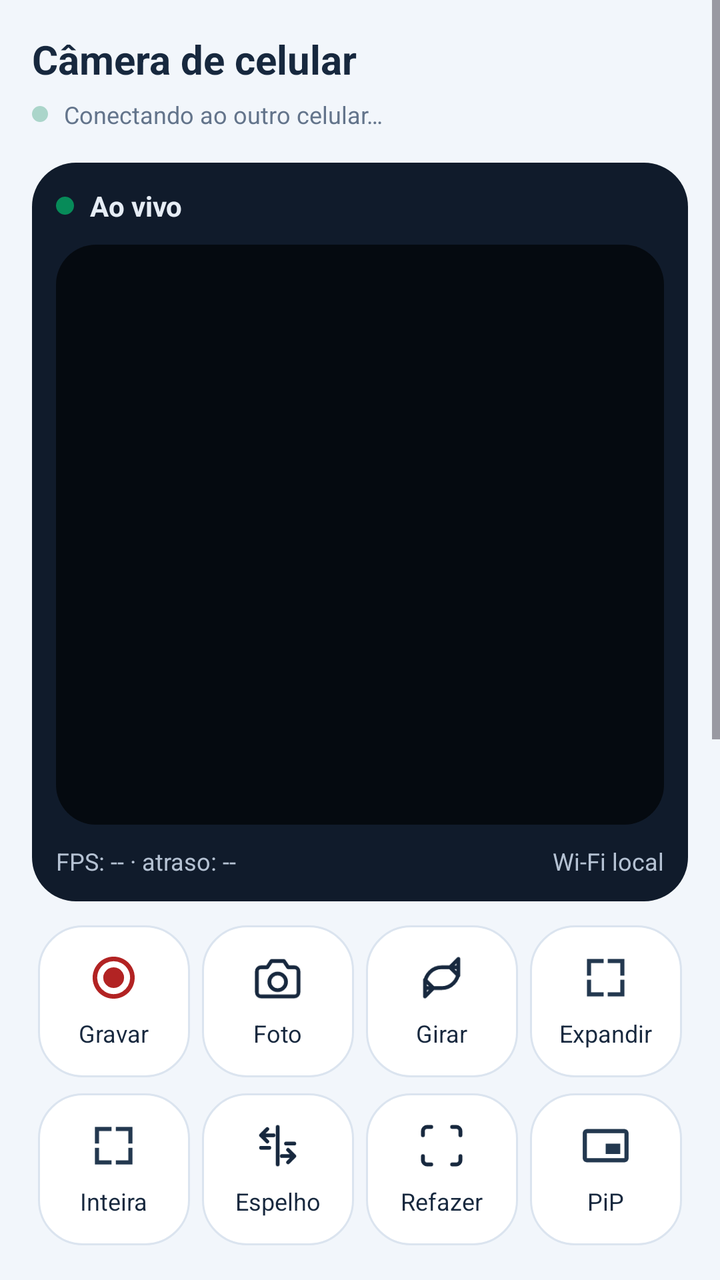
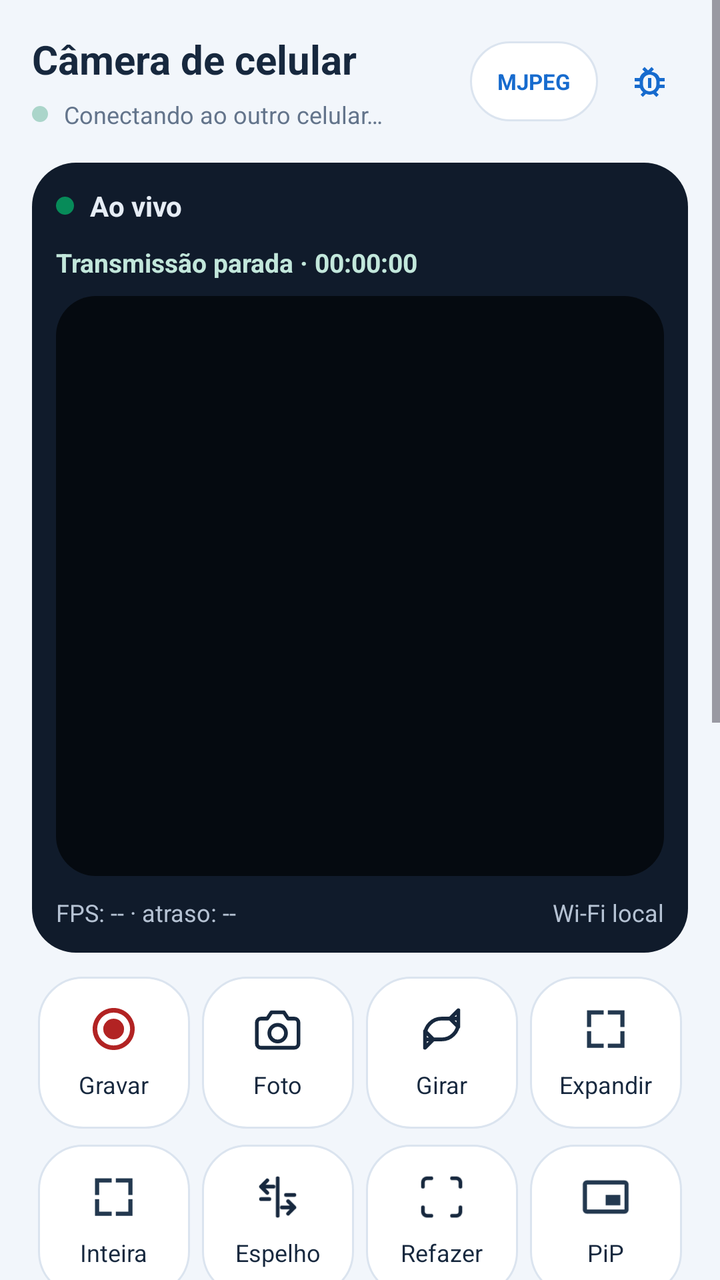

The first picture is an Android layout as it rendered before a commit; the second is the same layout after the commit. The layout source and the unified diff follow.
<!-- AndroidManifest.xml: application theme Theme.MinhaCamera -->
<!-- res/layout/activity_phone_viewer.xml -->
<?xml version="1.0" encoding="utf-8"?>
<FrameLayout xmlns:android="http://schemas.android.com/apk/res/android" android:layout_width="match_parent" android:layout_height="match_parent" android:background="@color/app_background">
<ScrollView android:id="@+id/phoneViewerScroll" android:layout_width="match_parent" android:layout_height="match_parent" android:background="@color/app_background" android:fillViewport="true">
<LinearLayout android:layout_width="match_parent" android:layout_height="wrap_content" android:orientation="vertical" android:padding="16dp">

<LinearLayout android:layout_width="match_parent" android:layout_height="wrap_content" android:gravity="center_vertical" android:orientation="horizontal">
    <LinearLayout android:layout_width="0dp" android:layout_weight="1" android:layout_height="wrap_content" android:orientation="vertical">
        <TextView android:id="@+id/viewerCameraName" android:layout_width="match_parent" android:layout_height="wrap_content" android:singleLine="true" android:ellipsize="end" android:text="@string/phone_camera" android:textColor="@color/app_text" android:textStyle="bold" android:textSize="20sp"/>
        <LinearLayout android:layout_width="match_parent" android:layout_height="wrap_content" android:layout_marginTop="6dp" android:gravity="center_vertical" android:orientation="horizontal">
            <View android:id="@+id/viewerOnlineDot" android:layout_width="8dp" android:layout_height="8dp" android:background="@drawable/bg_ui_live" android:alpha="0.3"/>
            <TextView android:id="@+id/phoneViewerStatus" android:layout_width="match_parent" android:layout_height="wrap_content" android:layout_marginStart="8dp" android:ellipsize="end" android:maxLines="2" android:text="@string/phone_connecting" android:textColor="@color/ui_muted" android:textSize="12sp"/>
        </LinearLayout>
    </LinearLayout>
    <TextView android:id="@+id/viewerBatteryPill" android:layout_width="wrap_content" android:layout_height="wrap_content" android:layout_marginStart="8dp" android:background="@drawable/bg_viewer_battery" android:paddingHorizontal="12dp" android:paddingVertical="8dp" android:textColor="@color/app_text" android:textStyle="bold" android:textSize="14sp" android:visibility="gone"/>
</LinearLayout>

<LinearLayout android:layout_width="match_parent" android:layout_height="wrap_content" android:layout_marginTop="16dp" android:orientation="vertical" android:padding="12dp" android:background="@drawable/bg_viewer_dark_card">
    <LinearLayout android:layout_width="match_parent" android:layout_height="wrap_content" android:gravity="center_vertical" android:orientation="horizontal" android:paddingBottom="10dp">
        <View android:layout_width="9dp" android:layout_height="9dp" android:background="@drawable/bg_ui_live"/>
        <TextView android:layout_width="0dp" android:layout_weight="1" android:layout_height="wrap_content" android:layout_marginStart="8dp" android:text="@string/ui_live" android:textColor="#E6EDF5" android:textSize="14sp" android:textStyle="bold"/>
        <TextView android:id="@+id/viewerTemperature" android:layout_width="wrap_content" android:layout_height="wrap_content" android:textColor="#E6EDF5" android:textSize="13sp" android:visibility="gone"/>
    </LinearLayout>
    <LinearLayout android:id="@+id/phoneViewerVideoParent" android:layout_width="match_parent" android:layout_height="wrap_content" android:orientation="vertical">
        <FrameLayout android:id="@+id/phoneViewerPreviewContainer" android:layout_width="match_parent" android:layout_height="290dp" android:background="@drawable/bg_ui_preview" android:clipToOutline="true">
            <ImageView android:id="@+id/phoneImage" android:layout_width="match_parent" android:layout_height="match_parent" android:background="#050A10" android:contentDescription="@string/phone_camera" android:scaleType="fitCenter"/>
            <TextView android:id="@+id/viewerRecordingClock" android:layout_width="wrap_content" android:layout_height="wrap_content"
                android:layout_gravity="bottom|end" android:layout_margin="10dp" android:padding="8dp"
                android:background="@drawable/bg_phone_telemetry" android:textColor="#FFFFFFFF"
                android:textStyle="bold" android:textSize="13sp" android:visibility="gone" />
            <TextView android:id="@+id/phoneViewerTelemetry" android:layout_width="wrap_content" android:layout_height="wrap_content" android:layout_gravity="top|start" android:layout_margin="10dp" android:background="@drawable/bg_phone_telemetry" android:paddingHorizontal="9dp" android:paddingVertical="6dp" android:textColor="#FFFFFF" android:textSize="12sp" android:visibility="gone"/>
        </FrameLayout>
    </LinearLayout>
    <LinearLayout android:layout_width="match_parent" android:layout_height="wrap_content" android:orientation="horizontal" android:gravity="center_vertical" android:paddingTop="10dp">
        <TextView android:id="@+id/phoneViewerPerformance" android:layout_width="0dp" android:layout_weight="1" android:layout_height="wrap_content" android:text="@string/phone_performance_waiting" android:textColor="#B5C2D3" android:textSize="12sp"/>
        <TextView android:layout_width="wrap_content" android:layout_height="wrap_content" android:text="@string/viewer_wifi_local" android:textColor="#B5C2D3" android:textSize="12sp"/>
    </LinearLayout>
</LinearLayout>

<LinearLayout android:id="@+id/phoneViewerControls" android:layout_width="match_parent" android:layout_height="wrap_content" android:layout_marginTop="12dp" android:orientation="vertical">
    <LinearLayout android:layout_width="match_parent" android:layout_height="wrap_content" android:orientation="horizontal" android:baselineAligned="false">
        <LinearLayout android:id="@+id/viewerRecordAction" android:layout_width="0dp" android:layout_weight="1" android:layout_height="76dp" android:layout_marginHorizontal="3dp" android:gravity="center" android:orientation="vertical" android:background="@drawable/bg_ui_card" android:clickable="true" android:focusable="true" android:contentDescription="Gravar">
        <ImageView android:id="@+id/viewerRecordActionIcon" android:layout_width="25dp" android:layout_height="25dp" android:src="@drawable/ic_ui_record" android:contentDescription="@null"/>
        <TextView android:id="@+id/viewerRecordActionLabel" android:layout_width="wrap_content" android:layout_height="wrap_content" android:layout_marginTop="7dp" android:text="Gravar" android:textColor="@color/app_text" android:textSize="12sp"/>
    </LinearLayout>
        <LinearLayout android:id="@+id/viewerSnapshotAction" android:layout_width="0dp" android:layout_weight="1" android:layout_height="76dp" android:layout_marginHorizontal="3dp" android:gravity="center" android:orientation="vertical" android:background="@drawable/bg_ui_card" android:clickable="true" android:focusable="true" android:contentDescription="Foto">
        <ImageView android:id="@+id/viewerSnapshotActionIcon" android:layout_width="25dp" android:layout_height="25dp" android:src="@drawable/ic_ui_camera" android:contentDescription="@null"/>
        <TextView android:id="@+id/viewerSnapshotActionLabel" android:layout_width="wrap_content" android:layout_height="wrap_content" android:layout_marginTop="7dp" android:text="Foto" android:textColor="@color/app_text" android:textSize="12sp"/>
    </LinearLayout>
        <LinearLayout android:id="@+id/viewerRotateAction" android:layout_width="0dp" android:layout_weight="1" android:layout_height="76dp" android:layout_marginHorizontal="3dp" android:gravity="center" android:orientation="vertical" android:background="@drawable/bg_ui_card" android:clickable="true" android:focusable="true" android:contentDescription="Girar">
        <ImageView android:id="@+id/viewerRotateActionIcon" android:layout_width="25dp" android:layout_height="25dp" android:src="@drawable/ic_ui_flip" android:contentDescription="@null"/>
        <TextView android:id="@+id/viewerRotateActionLabel" android:layout_width="wrap_content" android:layout_height="wrap_content" android:layout_marginTop="7dp" android:text="Girar" android:textColor="@color/app_text" android:textSize="12sp"/>
    </LinearLayout>
        <LinearLayout android:id="@+id/phoneViewerFocus" android:layout_width="0dp" android:layout_weight="1" android:layout_height="76dp" android:layout_marginHorizontal="3dp" android:gravity="center" android:orientation="vertical" android:background="@drawable/bg_ui_card" android:clickable="true" android:focusable="true" android:contentDescription="Expandir">
        <ImageView android:id="@+id/phoneViewerFocusIcon" android:layout_width="25dp" android:layout_height="25dp" android:src="@drawable/ic_ui_expand" android:contentDescription="@null"/>
        <TextView android:id="@+id/phoneViewerFocusLabel" android:layout_width="wrap_content" android:layout_height="wrap_content" android:layout_marginTop="7dp" android:text="Expandir" android:textColor="@color/app_text" android:textSize="12sp"/>
    </LinearLayout>
    </LinearLayout>
    <LinearLayout android:layout_width="match_parent" android:layout_height="wrap_content" android:layout_marginTop="8dp" android:orientation="horizontal" android:baselineAligned="false">
        <LinearLayout android:id="@+id/phoneViewerFit" android:layout_width="0dp" android:layout_weight="1" android:layout_height="76dp" android:layout_marginHorizontal="3dp" android:gravity="center" android:orientation="vertical" android:background="@drawable/bg_ui_card" android:clickable="true" android:focusable="true" android:contentDescription="Inteira">
        <ImageView android:id="@+id/phoneViewerFitIcon" android:layout_width="25dp" android:layout_height="25dp" android:src="@drawable/ic_ui_expand" android:contentDescription="@null"/>
        <TextView android:id="@+id/phoneViewerFitLabel" android:layout_width="wrap_content" android:layout_height="wrap_content" android:layout_marginTop="7dp" android:text="Inteira" android:textColor="@color/app_text" android:textSize="12sp"/>
    </LinearLayout>
        <LinearLayout android:id="@+id/phoneViewerMirror" android:layout_width="0dp" android:layout_weight="1" android:layout_height="76dp" android:layout_marginHorizontal="3dp" android:gravity="center" android:orientation="vertical" android:background="@drawable/bg_ui_card" android:clickable="true" android:focusable="true" android:contentDescription="Espelho">
        <ImageView android:id="@+id/phoneViewerMirrorIcon" android:layout_width="25dp" android:layout_height="25dp" android:src="@drawable/ic_ui_mirror" android:contentDescription="@null"/>
        <TextView android:id="@+id/phoneViewerMirrorLabel" android:layout_width="wrap_content" android:layout_height="wrap_content" android:layout_marginTop="7dp" android:text="Espelho" android:textColor="@color/app_text" android:textSize="12sp"/>
    </LinearLayout>
        <LinearLayout android:id="@+id/phoneRetry" android:layout_width="0dp" android:layout_weight="1" android:layout_height="76dp" android:layout_marginHorizontal="3dp" android:gravity="center" android:orientation="vertical" android:background="@drawable/bg_ui_card" android:clickable="true" android:focusable="true" android:contentDescription="Refazer">
        <ImageView android:id="@+id/phoneRetryIcon" android:layout_width="25dp" android:layout_height="25dp" android:src="@drawable/ic_ui_scan" android:contentDescription="@null"/>
        <TextView android:id="@+id/phoneRetryLabel" android:layout_width="wrap_content" android:layout_height="wrap_content" android:layout_marginTop="7dp" android:text="Refazer" android:textColor="@color/app_text" android:textSize="12sp"/>
    </LinearLayout>
        <LinearLayout android:id="@+id/viewerPipAction" android:layout_width="0dp" android:layout_weight="1" android:layout_height="76dp" android:layout_marginHorizontal="3dp" android:gravity="center" android:orientation="vertical" android:background="@drawable/bg_ui_card" android:clickable="true" android:focusable="true" android:contentDescription="PiP">
        <ImageView android:id="@+id/viewerPipActionIcon" android:layout_width="25dp" android:layout_height="25dp" android:src="@drawable/ic_ui_pip" android:contentDescription="@null"/>
        <TextView android:id="@+id/viewerPipActionLabel" android:layout_width="wrap_content" android:layout_height="wrap_content" android:layout_marginTop="7dp" android:text="PiP" android:textColor="@color/app_text" android:textSize="12sp"/>
    </LinearLayout>
    </LinearLayout>
</LinearLayout>
<LinearLayout android:id="@+id/viewerRemoteSection" android:layout_width="match_parent" android:layout_height="wrap_content" android:layout_marginTop="20dp" android:orientation="vertical">
    <LinearLayout android:layout_width="match_parent" android:layout_height="wrap_content" android:gravity="center_vertical" android:orientation="horizontal">
        <TextView android:layout_width="0dp" android:layout_weight="1" android:layout_height="wrap_content" android:text="@string/viewer_remote_panel" android:textColor="@color/app_text" android:textSize="19sp" android:textStyle="bold"/>
        <ImageView android:id="@+id/phoneViewerMore" android:layout_width="48dp" android:layout_height="48dp" android:padding="10dp" android:src="@drawable/ic_ui_more" android:clickable="true" android:focusable="true" android:contentDescription="@string/ui_more" android:background="?attr/selectableItemBackgroundBorderless"/>
    </LinearLayout>
    <LinearLayout android:layout_width="match_parent" android:layout_height="wrap_content" android:orientation="vertical" android:layout_marginTop="6dp" android:background="@drawable/bg_ui_card" android:paddingHorizontal="16dp" android:paddingVertical="4dp">
        <LinearLayout android:id="@+id/viewerRemoteQuality" android:layout_width="match_parent" android:layout_height="wrap_content" android:clickable="true" android:focusable="true" android:background="?attr/selectableItemBackground" android:orientation="horizontal" android:gravity="center_vertical" android:paddingVertical="16dp" android:minHeight="56dp">
        <ImageView android:layout_width="22dp" android:layout_height="22dp" android:src="@drawable/ic_ui_video" android:contentDescription="@null"/>
        <TextView android:layout_width="0dp" android:layout_weight="1" android:layout_height="wrap_content" android:layout_marginStart="12dp" android:text="Resolução / alterar" android:textColor="@color/app_text" android:textSize="15sp"/>
        <TextView android:id="@+id/viewerRemoteQualityValue" android:layout_width="wrap_content" android:layout_height="wrap_content" android:text="--" android:textColor="@color/app_text" android:textStyle="bold" android:textSize="14sp"/>
    </LinearLayout>
        <View android:layout_width="match_parent" android:layout_height="1dp" android:background="@color/app_outline"/>
        <LinearLayout android:id="@+id/viewerRemoteFps" android:layout_width="match_parent" android:layout_height="wrap_content" android:clickable="true" android:focusable="true" android:background="?attr/selectableItemBackground" android:orientation="horizontal" android:gravity="center_vertical" android:paddingVertical="16dp" android:minHeight="56dp">
        <ImageView android:layout_width="22dp" android:layout_height="22dp" android:src="@drawable/ic_ui_scan" android:contentDescription="@null"/>
        <TextView android:layout_width="0dp" android:layout_weight="1" android:layout_height="wrap_content" android:layout_marginStart="12dp" android:text="Taxa de quadros / alterar" android:textColor="@color/app_text" android:textSize="15sp"/>
        <TextView android:id="@+id/viewerRemoteFpsValue" android:layout_width="wrap_content" android:layout_height="wrap_content" android:text="--" android:textColor="@color/app_text" android:textStyle="bold" android:textSize="14sp"/>
    </LinearLayout>
        <View android:layout_width="match_parent" android:layout_height="1dp" android:background="@color/app_outline"/>
        <LinearLayout android:id="@+id/viewerRemoteFacing" android:layout_width="match_parent" android:layout_height="wrap_content"
            android:orientation="horizontal" android:gravity="center_vertical" android:paddingVertical="16dp"
            android:minHeight="56dp" android:clickable="true" android:focusable="true"
            android:background="?attr/selectableItemBackground">
            <ImageView android:layout_width="22dp" android:layout_height="22dp" android:src="@drawable/ic_ui_camera" />
            <TextView android:layout_width="0dp" android:layout_weight="1" android:layout_height="wrap_content"
                android:layout_marginStart="12dp" android:text="Câmera remota / trocar" android:textColor="@color/app_text" android:textSize="15sp" />
            <TextView android:id="@+id/viewerRemoteFacingValue" android:layout_width="wrap_content" android:layout_height="wrap_content"
                android:text="--" android:textColor="@color/app_text" android:textStyle="bold" android:textSize="14sp" />
        </LinearLayout>
        <View android:layout_width="match_parent" android:layout_height="1dp" android:background="@color/app_outline" />
        <LinearLayout android:id="@+id/viewerRemoteEco" android:layout_width="match_parent" android:layout_height="wrap_content" android:orientation="horizontal" android:gravity="center_vertical" android:paddingVertical="16dp" android:minHeight="56dp" android:clickable="true" android:focusable="true" android:background="?attr/selectableItemBackground">
        <ImageView android:layout_width="22dp" android:layout_height="22dp" android:src="@drawable/ic_ui_leaf" android:contentDescription="@null"/>
        <TextView android:layout_width="0dp" android:layout_weight="1" android:layout_height="wrap_content" android:layout_marginStart="12dp" android:text="Modo Eco do transmissor" android:textColor="@color/app_text" android:textSize="15sp"/>
        <androidx.appcompat.widget.SwitchCompat android:id="@+id/viewerRemoteEcoSwitch" android:layout_width="wrap_content" android:layout_height="wrap_content" android:focusable="false" android:clickable="false"/>
    </LinearLayout>
    </LinearLayout>
    <TextView android:layout_width="match_parent" android:layout_height="wrap_content" android:layout_marginTop="8dp" android:text="@string/viewer_remote_note" android:textColor="@color/ui_muted" android:textSize="12sp"/>
    <TextView android:id="@+id/phoneViewerTelemetryDetails" android:layout_width="match_parent" android:layout_height="wrap_content" android:layout_marginTop="12dp" android:background="@drawable/bg_ui_card" android:padding="12dp" android:textColor="@color/ui_muted" android:textSize="12sp" android:visibility="gone"/>
</LinearLayout>
<TextView android:id="@+id/phoneViewerInstructions" android:layout_width="match_parent" android:layout_height="wrap_content" android:layout_marginTop="14dp" android:layout_marginBottom="12dp" android:text="@string/viewer_hint" android:textColor="@color/ui_muted" android:textSize="12sp"/>
</LinearLayout>
</ScrollView>
<FrameLayout android:id="@+id/phoneViewerFullscreenHost" android:layout_width="match_parent"
    android:layout_height="match_parent" android:background="#000000" android:visibility="gone">
    <LinearLayout android:id="@+id/viewerFullscreenControls" android:layout_width="wrap_content"
        android:layout_height="56dp" android:layout_gravity="bottom|center_horizontal"
        android:layout_marginBottom="20dp" android:paddingHorizontal="10dp" android:gravity="center"
        android:background="@drawable/bg_viewer_full_controls" android:orientation="horizontal">
        <ImageView android:id="@+id/viewerFullBack" android:layout_width="44dp" android:layout_height="44dp"
            android:padding="11dp" android:src="@drawable/ic_back" android:tint="#FFFFFF"
            android:clickable="true" android:focusable="true" android:contentDescription="Sair da tela inteira" />
        <ImageView android:id="@+id/viewerFullRecord" android:layout_width="44dp" android:layout_height="44dp"
            android:padding="11dp" android:src="@drawable/ic_ui_record" android:tint="#FF8585"
            android:clickable="true" android:focusable="true" android:contentDescription="Gravar remotamente" />
        <ImageView android:id="@+id/viewerFullPhoto" android:layout_width="44dp" android:layout_height="44dp"
            android:padding="11dp" android:src="@drawable/ic_ui_camera" android:tint="#FFFFFF"
            android:clickable="true" android:focusable="true" android:contentDescription="Foto remota" />
        <ImageView android:id="@+id/viewerFullRotate" android:layout_width="44dp" android:layout_height="44dp"
            android:padding="11dp" android:src="@drawable/ic_ui_flip" android:tint="#FFFFFF"
            android:clickable="true" android:focusable="true" android:contentDescription="Girar imagem" />
        <ImageView android:id="@+id/viewerFullPip" android:layout_width="44dp" android:layout_height="44dp"
            android:padding="11dp" android:src="@drawable/ic_ui_pip" android:tint="#FFFFFF"
            android:clickable="true" android:focusable="true" android:contentDescription="Abrir PiP" />
    </LinearLayout>
</FrameLayout>
<FrameLayout android:id="@+id/phoneViewerPipHost" android:layout_width="match_parent" android:layout_height="match_parent" android:background="#000000" android:visibility="gone"/>
</FrameLayout>
<!-- resources referenced by this layout -->
<resources>
  <color name="app_background">#F2F6FB</color>
  <color name="app_outline">#DBE4EF</color>
  <color name="app_text">#17283E</color>
  <color name="ui_muted">#63748B</color>
  <!-- drawable bg_phone_telemetry (drawable) -->
  <?xml version="1.0" encoding="utf-8"?>
  <shape xmlns:android="http://schemas.android.com/apk/res/android" android:shape="rectangle">
      <solid android:color="#C40B111B" />
      <corners android:radius="8dp" />
  </shape>
  <!-- drawable bg_ui_live (drawable) -->
  <?xml version="1.0" encoding="utf-8"?>
  <shape xmlns:android="http://schemas.android.com/apk/res/android" android:shape="oval">
      <solid android:color="#078B59"/>
  </shape>
  <!-- drawable bg_ui_preview (drawable) -->
  <?xml version="1.0" encoding="utf-8"?>
  <shape xmlns:android="http://schemas.android.com/apk/res/android" android:shape="rectangle">
      <solid android:color="#171D27"/><corners android:radius="20dp"/>
  </shape>
  <!-- drawable bg_viewer_battery (drawable) -->
  <?xml version="1.0" encoding="utf-8"?>
  <shape xmlns:android="http://schemas.android.com/apk/res/android"><solid android:color="#E8F0F9"/><corners android:radius="24dp"/></shape>
  <!-- drawable bg_viewer_dark_card (drawable) -->
  <?xml version="1.0" encoding="utf-8"?>
  <shape xmlns:android="http://schemas.android.com/apk/res/android"><solid android:color="#101B2B"/><corners android:radius="22dp"/></shape>
  <!-- drawable bg_viewer_full_controls (drawable) -->
  <shape xmlns:android="http://schemas.android.com/apk/res/android" android:shape="rectangle">
      <solid android:color="#880B1420" />
      <corners android:radius="20dp"/>
  </shape>
  <!-- drawable ic_back (drawable) -->
  <vector xmlns:android="http://schemas.android.com/apk/res/android" android:width="24dp" android:height="24dp" android:viewportWidth="24" android:viewportHeight="24"><path android:fillColor="#FFFFFF" android:pathData="M20,11H7.83L13.42,5.41L12,4L4,12L12,20L13.42,18.59L7.83,13H20Z" /></vector>
  <string name="phone_camera">Câmera de celular</string>
  <string name="phone_connecting">Conectando ao outro celular…</string>
  <string name="phone_performance_waiting">FPS: -- · atraso: --</string>
  <string name="ui_live">Ao vivo</string>
  <string name="ui_more">Mais opções</string>
  <string name="viewer_hint">Toque no vídeo para ampliar. Opções adicionais de enquadramento e indicadores estão no menu Mais.</string>
  <string name="viewer_remote_note">Toque em resolução, FPS ou câmera para enviar um comando ao transmissor no modo de tela apagada. Os valores recebidos vêm do fluxo real; a câmera seleciona o tamanho de prévia suportado mais próximo. Foto nativa interrompe brevemente o vídeo e não funciona durante REC.</string>
  <string name="viewer_remote_panel">Controle remoto</string>
  <string name="viewer_wifi_local">Wi-Fi local</string>
  <color name="app_surface">#FFFFFF</color>
  <color name="brand_primary">#176BCE</color>
  <color name="brand_on_primary">#FFFFFF</color>
  <color name="brand_secondary">#007F8B</color>
  <!-- unchanged entries left out for length: 12 -->
</resources>

<!-- the commit's change to res/layout/activity_phone_viewer.xml (unified diff, before → after) -->
@@ -11,6 +11,17 @@
             <TextView android:id="@+id/phoneViewerStatus" android:layout_width="match_parent" android:layout_height="wrap_content" android:layout_marginStart="8dp" android:ellipsize="end" android:maxLines="2" android:text="@string/phone_connecting" android:textColor="@color/ui_muted" android:textSize="12sp"/>
         </LinearLayout>
     </LinearLayout>
+    <TextView android:id="@+id/viewerCodecTop"
+        android:layout_width="wrap_content" android:layout_height="40dp" android:layout_marginEnd="5dp"
+        android:minWidth="64dp" android:gravity="center" android:paddingHorizontal="8dp"
+        android:background="@drawable/bg_ui_card" android:text="MJPEG" android:textColor="@color/brand_primary"
+        android:textStyle="bold" android:textSize="11sp" android:clickable="true" android:focusable="true"
+        android:contentDescription="@string/phone_codec_title" />
+    <ImageView android:id="@+id/viewerDiagnosticTop"
+        android:layout_width="40dp" android:layout_height="40dp" android:padding="10dp"
+        android:src="@drawable/ic_ui_bug" android:background="?attr/selectableItemBackgroundBorderless"
+        android:clickable="true" android:focusable="true"
+        android:contentDescription="@string/phone_diagnostic_title" />
     <TextView android:id="@+id/viewerBatteryPill" android:layout_width="wrap_content" android:layout_height="wrap_content" android:layout_marginStart="8dp" android:background="@drawable/bg_viewer_battery" android:paddingHorizontal="12dp" android:paddingVertical="8dp" android:textColor="@color/app_text" android:textStyle="bold" android:textSize="14sp" android:visibility="gone"/>
 </LinearLayout>
 
@@ -20,6 +31,10 @@
         <TextView android:layout_width="0dp" android:layout_weight="1" android:layout_height="wrap_content" android:layout_marginStart="8dp" android:text="@string/ui_live" android:textColor="#E6EDF5" android:textSize="14sp" android:textStyle="bold"/>
         <TextView android:id="@+id/viewerTemperature" android:layout_width="wrap_content" android:layout_height="wrap_content" android:textColor="#E6EDF5" android:textSize="13sp" android:visibility="gone"/>
     </LinearLayout>
+    <TextView android:id="@+id/viewerTransmissionClock"
+        android:layout_width="match_parent" android:layout_height="wrap_content"
+        android:text="@string/phone_clock_idle" android:textColor="#C2E7DB"
+        android:textStyle="bold" android:textSize="13sp" android:paddingBottom="8dp"/>
     <LinearLayout android:id="@+id/phoneViewerVideoParent" android:layout_width="match_parent" android:layout_height="wrap_content" android:orientation="vertical">
         <FrameLayout android:id="@+id/phoneViewerPreviewContainer" android:layout_width="match_parent" android:layout_height="290dp" android:background="@drawable/bg_ui_preview" android:clipToOutline="true">
             <ImageView android:id="@+id/phoneImage" android:layout_width="match_parent" android:layout_height="match_parent" android:background="#050A10" android:contentDescription="@string/phone_camera" android:scaleType="fitCenter"/>
<!-- resource entries referenced after the edit -->
@@ -33,8 +33,17 @@
   </shape>
   <!-- drawable ic_back (drawable) -->
   <vector xmlns:android="http://schemas.android.com/apk/res/android" android:width="24dp" android:height="24dp" android:viewportWidth="24" android:viewportHeight="24"><path android:fillColor="#FFFFFF" android:pathData="M20,11H7.83L13.42,5.41L12,4L4,12L12,20L13.42,18.59L7.83,13H20Z" /></vector>
+  <!-- drawable ic_ui_bug (drawable) -->
+  <vector xmlns:android="http://schemas.android.com/apk/res/android"
+      android:width="24dp" android:height="24dp" android:viewportWidth="24" android:viewportHeight="24">
+      <path android:fillColor="@color/brand_primary"
+          android:pathData="M14,6.3L15.5,4.8 14.1,3.4 12.2,5.3a5.5,5.5 0,0 0,-0.4 0l-1.9,-1.9L8.5,4.8 10,6.3A5.8,5.8 0,0 0,7 10H4v2h3v2H4v2h3.2A5.9,5.9 0,0 0,9 18.5L7.5,20l1.4,1.4 1.9,-1.9c0.7,0.3 1.5,0.5 2.2,0.5s1.5,-0.2 2.2,-0.5l1.9,1.9 1.4,-1.4 -1.5,-1.5A5.9,5.9 0,0 0,18.8 16H22v-2h-3v-2h3v-2h-3A5.8,5.8 0,0 0,14 6.3zM13,18c-2.2,0 -4,-1.8 -4,-4v-2c0,-2.2 1.8,-4 4,-4s4,1.8 4,4v2c0,2.2 -1.8,4 -4,4zM12,10h2v6h-2z"/>
+  </vector>
   <string name="phone_camera">Câmera de celular</string>
+  <string name="phone_clock_idle">Transmissão parada · 00:00:00</string>
+  <string name="phone_codec_title">Formato da transmissão</string>
   <string name="phone_connecting">Conectando ao outro celular…</string>
+  <string name="phone_diagnostic_title">Diagnóstico da transmissão</string>
   <string name="phone_performance_waiting">FPS: -- · atraso: --</string>
   <string name="ui_live">Ao vivo</string>
   <string name="ui_more">Mais opções</string>
